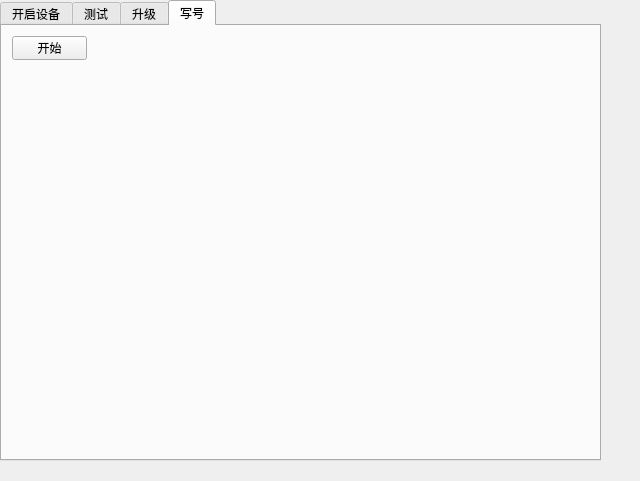
The window that UI/_00login.ui (dissor/can-tool-for-a520) describes before a commit, drawn with Qt 5.
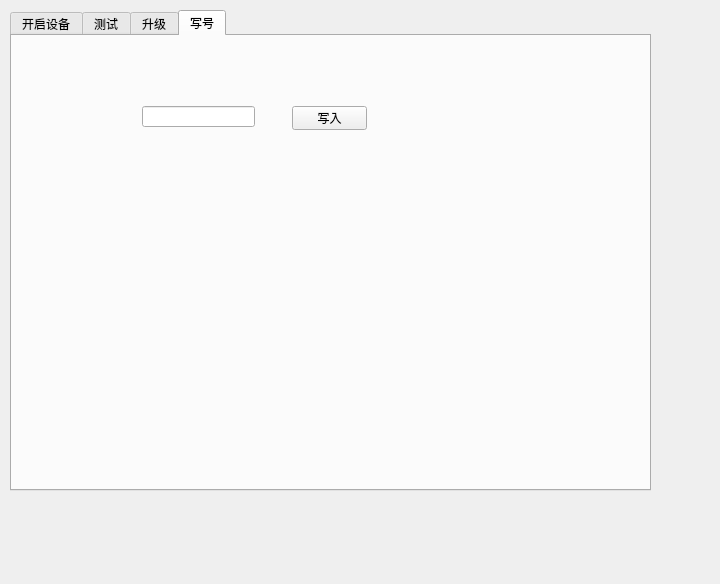
The same window after the commit. The open tabs and pages were chosen to show the change.

The edit to the form file:
```diff
--- a/UI/_00login.ui
+++ b/UI/_00login.ui
@@ -6,8 +6,8 @@
    <rect>
     <x>0</x>
     <y>0</y>
-    <width>640</width>
-    <height>481</height>
+    <width>720</width>
+    <height>584</height>
    </rect>
   </property>
   <property name="windowTitle">
@@ -16,10 +16,10 @@
   <widget class="QTabWidget" name="tabWidget">
    <property name="geometry">
     <rect>
-     <x>0</x>
-     <y>0</y>
-     <width>601</width>
-     <height>461</height>
+     <x>10</x>
+     <y>10</y>
+     <width>641</width>
+     <height>481</height>
     </rect>
    </property>
    <property name="currentIndex">
@@ -657,14 +657,24 @@
     <widget class="QPushButton" name="pushButton_3">
      <property name="geometry">
       <rect>
-       <x>10</x>
-       <y>10</y>
+       <x>280</x>
+       <y>70</y>
        <width>75</width>
        <height>24</height>
       </rect>
      </property>
      <property name="text">
-      <string>开始</string>
+      <string>写入</string>
+     </property>
+    </widget>
+    <widget class="QLineEdit" name="lineEdit">
+     <property name="geometry">
+      <rect>
+       <x>130</x>
+       <y>70</y>
+       <width>113</width>
+       <height>21</height>
+      </rect>
      </property>
     </widget>
    </widget>
```
Left out of the diff: 157 changed lines with no effect on the pictures.
